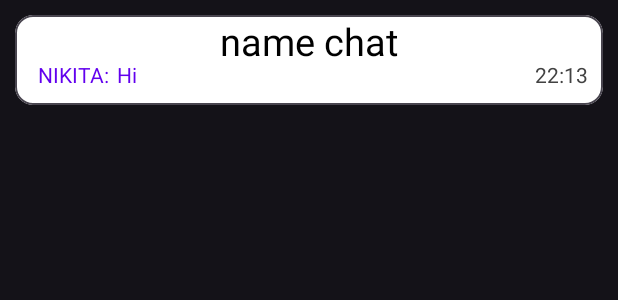
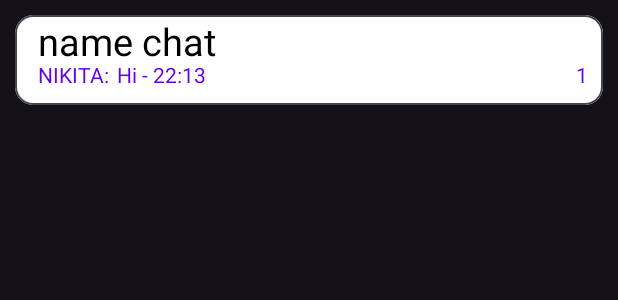
Before and after one commit to 3REAPER/messenger, an Android app: the layout item_rv_chat.xml on its own in the app's theme, with its tools: preview values and no code run, on a phone screen of 412 x 824 dp. Shown: the top 300 px of the screen. Run offline under Robolectric (Android 15) with nearby library versions, the light colour scheme and no system bars; network calls fail.

Commit message:
update notification in ChatList

```diff
--- a/app/src/main/java/ru/pervukhin/messanger/MainActivity.kt
+++ b/app/src/main/java/ru/pervukhin/messanger/MainActivity.kt
@@ -1,5 +1,6 @@
 package ru.pervukhin.messanger
 
+import android.content.Intent
 import androidx.appcompat.app.AppCompatActivity
 import android.os.Bundle
 import android.widget.MediaController
@@ -49,4 +50,9 @@ class MainActivity : AppCompatActivity() {
     fun navigateToChatSettingFromDialog(){
         navController.navigate(R.id.action_dialogFragment_to_chatSettingsFragment)
     }
+
+    override fun onPause() {
+        super.onPause()
+        //this.startService(Intent(this,MessageNotificationService::class.java))
+    }
 }
--- a/app/src/main/res/layout/item_rv_chat.xml
+++ b/app/src/main/res/layout/item_rv_chat.xml
@@ -18,8 +18,10 @@
             android:layout_height="30dp"
             android:textColor="@color/dark"
             android:textSize="25sp"
-            android:gravity="center"
-            android:text="name chat" />
+            android:gravity="start"
+            android:paddingStart="15dp"
+            android:text="name chat"
+            android:paddingLeft="15dp" />
 
         <FrameLayout
             android:layout_width="match_parent"
@@ -44,16 +46,26 @@
                     android:id="@+id/message"
                     android:layout_width="wrap_content"
                     android:layout_height="30dp"
+
                     android:textColor="@color/main"
                     android:text="Hi"/>
-        </LinearLayout>
+
                 <TextView
                     android:id="@+id/time"
                     android:layout_width="wrap_content"
                     android:layout_height="30dp"
                     android:layout_gravity="end"
-                android:textColor="@color/cardview_dark_background"
-                android:text="22:13" />
+                    android:textColor="@color/main"
+                    android:text=" - 22:13" />
+            </LinearLayout>
+
+            <TextView
+                android:id="@+id/new_messages_count"
+                android:layout_width="wrap_content"
+                android:layout_height="30dp"
+                android:layout_gravity="end"
+                android:textColor="@color/main"
+                android:text="1" />
 
         </FrameLayout>
     </LinearLayout>
```
Also changed, not shown: app/src/main/java/ru/pervukhin/messanger/adapter/ChatListAdapter.kt (+17 -2 lines), app/src/main/java/ru/pervukhin/messanger/fragments/chatList/ChatListFragment.kt (+8 -3 lines), app/src/main/java/ru/pervukhin/messanger/fragments/chatList/ChatListViewModel.kt (+29 -4 lines), app/src/main/java/ru/pervukhin/messanger/fragments/dialog/DialogFragment.kt (+8 -5 lines), app/src/main/java/ru/pervukhin/messanger/fragments/dialog/DialogViewModel.kt (+18 -1 lines). Lines whose indentation alone changed are shown as unchanged.
